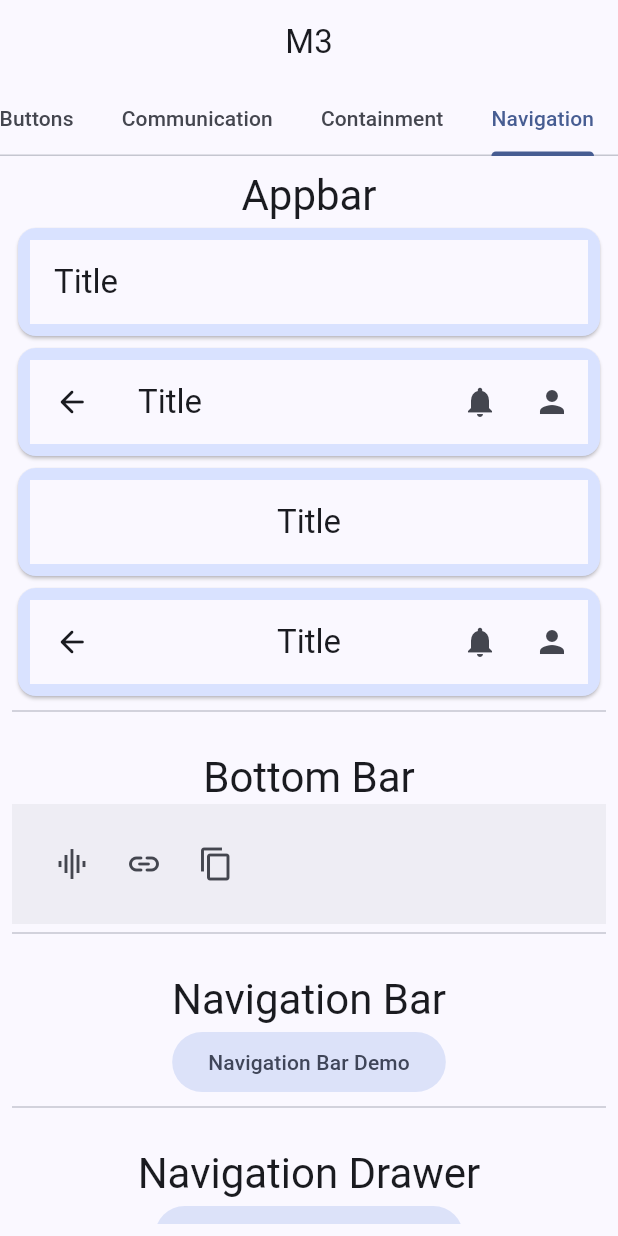
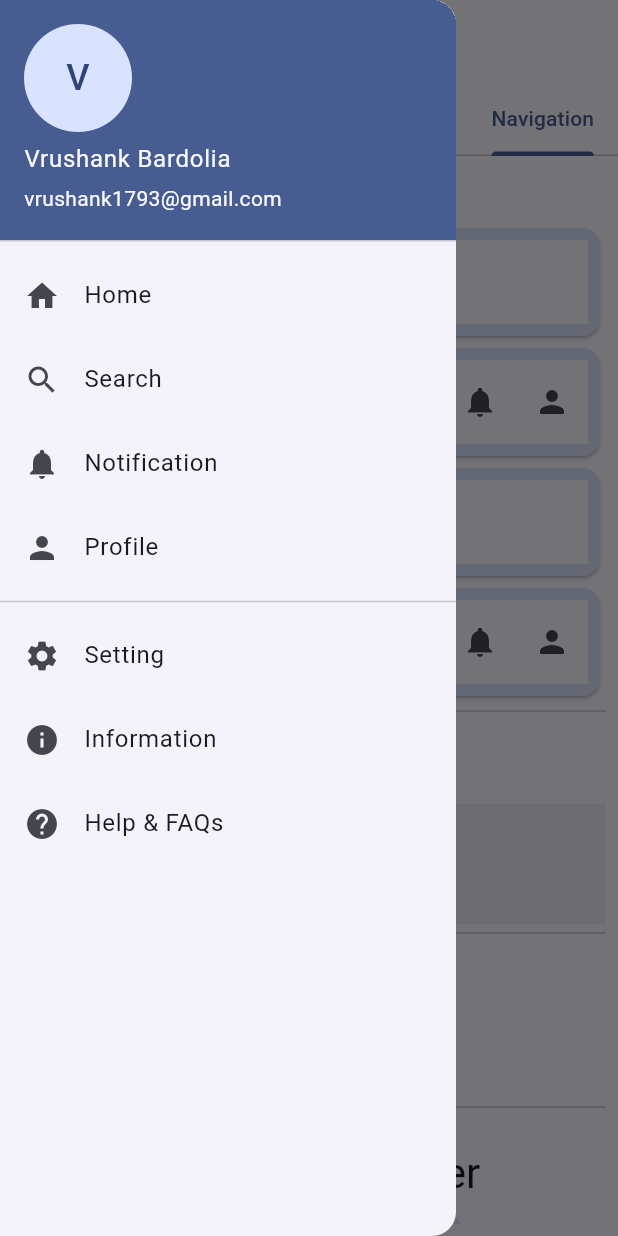
Before and after one commit to VrushankBardolia/material3_widgets, a Flutter app: the screen it shows after launch, tab 4 chosen, with the side drawer open (before the commit the screen has no drawer), on a phone screen of 412 x 824 dp. Run offline on Flutter 3.47's test engine with Material 2 defaults, Android fonts, the phone set to English and light mode, and no system bars.

Commit message:
Navigation rail added

```diff
--- a/lib/home.dart
+++ b/lib/home.dart
@@ -32,7 +32,47 @@ class Home extends StatelessWidget {
             Containment(),
             Navigation()
           ],
-        )
+        ),
+        drawer: const Drawer(
+          child: Column(
+            children: [
+              UserAccountsDrawerHeader(
+                currentAccountPicture: CircleAvatar(child: Text('V',style: TextStyle(fontSize: 24))),
+                accountName: Text('Vrushank Bardolia'),
+                accountEmail: Text('vrushank1793@gmail.com'),
+              ),
+              ListTile(
+                leading: Icon(Icons.home),
+                title: Text('Home'),
+              ),
+              ListTile(
+                leading: Icon(Icons.search),
+                title: Text('Search'),
+              ),
+              ListTile(
+                leading: Icon(Icons.notifications),
+                title: Text('Notification'),
+              ),
+              ListTile(
+                leading: Icon(Icons.person),
+                title: Text('Profile'),
+              ),
+              Divider(),
+              ListTile(
+                leading: Icon(Icons.settings),
+                title: Text('Setting'),
+              ),
+              ListTile(
+                leading: Icon(Icons.info),
+                title: Text('Information'),
+              ),
+              ListTile(
+                leading: Icon(Icons.help),
+                title: Text('Help & FAQs'),
+              ),
+            ],
+          ),
+        ),
       ),
     );
   }
--- a/lib/navigation.dart
+++ b/lib/navigation.dart
@@ -1,5 +1,6 @@
 import 'package:flutter/material.dart';
 import 'package:m3_widgets/drawer.dart';
+import 'package:m3_widgets/navigationRail.dart';
 import 'package:m3_widgets/navigationbar.dart';
 
 class Navigation extends StatelessWidget {
@@ -109,6 +110,19 @@ class Navigation extends StatelessWidget {
                   Navigator.push(context, MaterialPageRoute(builder: (context) => const DrawerDemo()));
                 },
               ),
+
+              const Divider(height: 12),
+              const SizedBox(height: 20),
+
+              // ======================================
+              Text('Navigation Rail', style: Theme.of(context).textTheme.headlineMedium),
+
+              FilledButton.tonal(
+                child: const Text('Navigation Drawer Demo'),
+                onPressed: (){
+                  Navigator.push(context, MaterialPageRoute(builder: (context) => const NavigationRailDemo()));
+                },
+              ),
             ],
           )
       ),
```
Also changed, not shown: lib/navigationRail.dart (added, +57 -0 lines).
